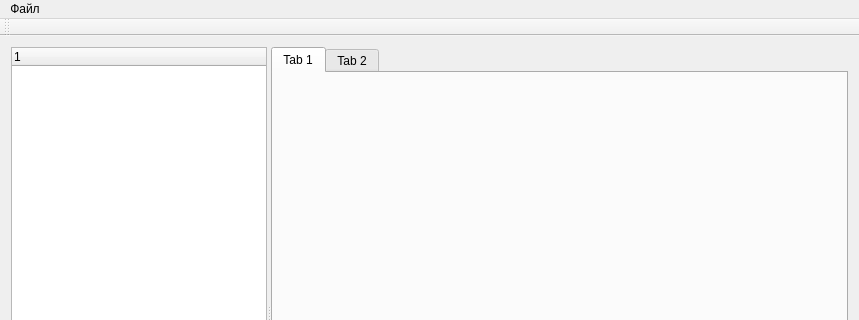
The window that Canny3D/Qt/Canny3D.ui (Last1k96/CannyDICOM) describes before a commit, drawn with Qt 5; both pictures show x 0 to 859 and y 0 to 320 of the 859 by 592 pixel window.
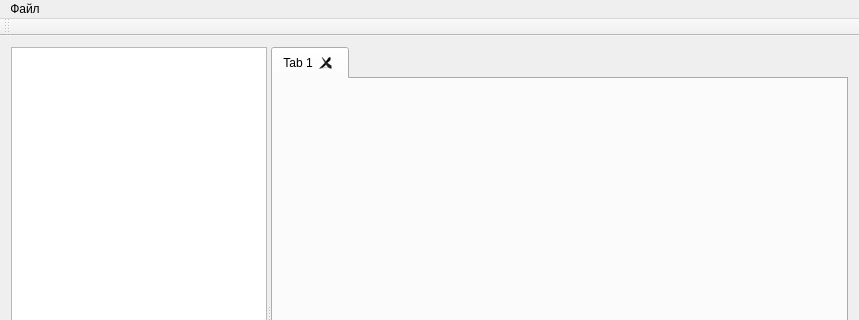
The same window after the commit. Custom widgets are drawn as their Qt base class.

```diff
--- a/Canny3D/Qt/Canny3D.ui
+++ b/Canny3D/Qt/Canny3D.ui
@@ -33,6 +33,12 @@
        <enum>Qt::Horizontal</enum>
       </property>
       <widget class="QTreeWidget" name="treeWidget">
+       <property name="columnCount">
+        <number>1</number>
+       </property>
+       <attribute name="headerVisible">
+        <bool>false</bool>
+       </attribute>
        <column>
         <property name="text">
          <string notr="true">1</string>
@@ -49,6 +55,9 @@
        <property name="currentIndex">
         <number>0</number>
        </property>
+       <property name="tabsClosable">
+        <bool>true</bool>
+       </property>
        <widget class="QWidget" name="tab">
         <attribute name="title">
          <string>Tab 1</string>
@@ -125,11 +134,6 @@
          </item>
         </layout>
        </widget>
-       <widget class="QWidget" name="tab_2">
-        <attribute name="title">
-         <string>Tab 2</string>
-        </attribute>
-       </widget>
       </widget>
      </widget>
     </item>
```
